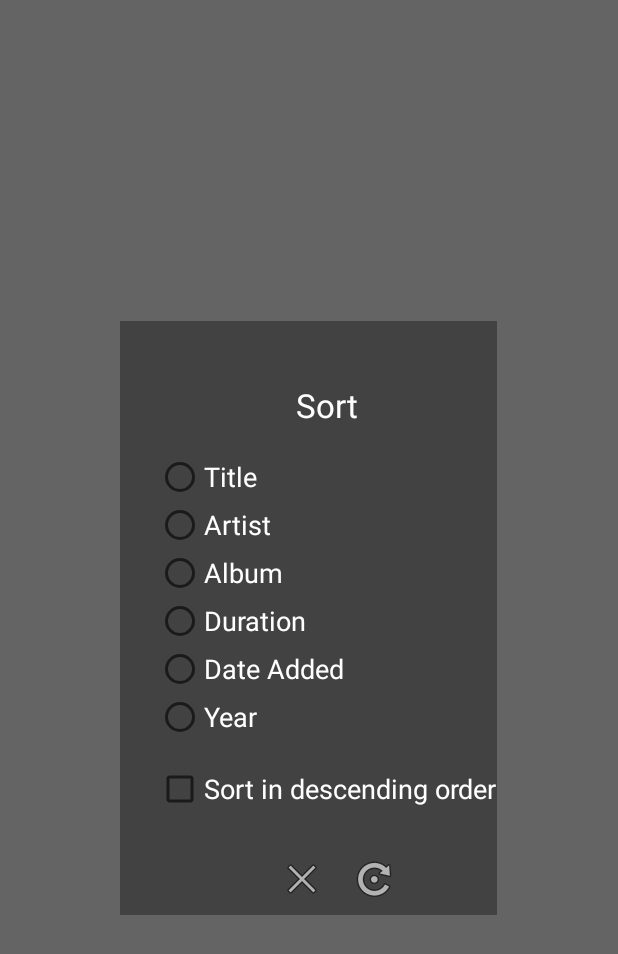
After one commit to kailash09dabhi/KD-MusicPlayer, an Android app: the fragment SortDialogFragment shown on its own in the app's theme, on a phone screen of 412 x 824 dp. The commit adds this screen. Shown: the top 954 px of the screen. Run offline under Robolectric (Android 15) with nearby library versions, the phone set to English and light mode, and no system bars; our stand-ins replace ButterKnife; 1 statement that could not run was skipped.

Commit message:
- sorting by artist, album, title, dateAdded, duration

```diff
--- a/mobile/src/main/java/com/kingbull/musicplayer/ui/addtoplaylist/AddToPlayListDialogFragment.java
+++ b/mobile/src/main/java/com/kingbull/musicplayer/ui/addtoplaylist/AddToPlayListDialogFragment.java
@@ -73,7 +73,7 @@ public final class AddToPlayListDialogFragment extends DialogFragment
   @Nullable @Override
   public View onCreateView(LayoutInflater inflater, @Nullable ViewGroup container,
       @Nullable Bundle savedInstanceState) {
-    return inflater.inflate(R.layout.fragment_add_to_playlist, null);
+    return inflater.inflate(R.layout.dialog_add_to_playlist, null);
   }
 
   @Override public void onViewCreated(View view, @Nullable Bundle savedInstanceState) {
--- /dev/null
+++ b/mobile/src/main/java/com/kingbull/musicplayer/ui/sorted/SortDialogFragment.java
@@ -0,0 +1,72 @@
+package com.kingbull.musicplayer.ui.sorted;
+
+import android.graphics.Color;
+import android.graphics.drawable.ColorDrawable;
+import android.os.Bundle;
+import android.support.annotation.Nullable;
+import android.support.v4.app.DialogFragment;
+import android.view.LayoutInflater;
+import android.view.View;
+import android.view.ViewGroup;
+import android.view.Window;
+import android.widget.CheckBox;
+import android.widget.RadioButton;
+import butterknife.BindView;
+import butterknife.ButterKnife;
+import butterknife.OnClick;
+import com.kingbull.musicplayer.R;
+import com.kingbull.musicplayer.RxBus;
+import com.kingbull.musicplayer.event.SortEvent;
+
+/**
+ * @author Kailash Dabhi
+ * @date 11/27/2016.
+ */
+
+public final class SortDialogFragment extends DialogFragment {
+  @BindView(R.id.titleRadioButton) RadioButton titleRadioButton;
+  @BindView(R.id.artistRadioButton) RadioButton artistRadioButton;
+  @BindView(R.id.albumRadioButton) RadioButton albumRadioButton;
+  @BindView(R.id.durationRadioButton) RadioButton durationRadioButton;
+  @BindView(R.id.dateAddedRadioButton) RadioButton dateAddedRadioButton;
+  @BindView(R.id.yearRadioButton) RadioButton yearRadioButton;
+
+  @BindView(R.id.sortInDescendingCheckbox) CheckBox sortInDescendingCheckbox;
+
+  @OnClick(R.id.doneButton) void onDoneClick() {
+    boolean sortInAscending = !sortInDescendingCheckbox.isChecked();
+    @SortEvent.SortBy int sortBy = 0;
+    if (titleRadioButton.isChecked()) {
+      sortBy = SortEvent.SortBy.TITLE;
+    } else if (artistRadioButton.isChecked()) {
+      sortBy = SortEvent.SortBy.ARTIST;
+    } else if (albumRadioButton.isChecked()) {
+      sortBy = SortEvent.SortBy.ALBUM;
+    } else if (durationRadioButton.isChecked()) {
+      sortBy = SortEvent.SortBy.DURATION;
+    } else if (dateAddedRadioButton.isChecked()) {
+      sortBy = SortEvent.SortBy.DATE_ADDED;
+    } else if (yearRadioButton.isChecked()) {
+      sortBy = SortEvent.SortBy.YEAR;
+    }
+    RxBus.getInstance().post(new SortEvent(sortBy, sortInAscending));
+    dismiss();
+  }
+
+  @OnClick(R.id.closeButton) void onCloseClick() {
+    dismiss();
+  }
+
+  @Nullable @Override
+  public View onCreateView(LayoutInflater inflater, @Nullable ViewGroup container,
+      @Nullable Bundle savedInstanceState) {
+    return inflater.inflate(R.layout.dialog_sort, null);
+  }
+
+  @Override public void onViewCreated(View view, @Nullable Bundle savedInstanceState) {
+    super.onViewCreated(view, savedInstanceState);
+    ButterKnife.bind(this, view);
+    getDialog().getWindow().requestFeature(Window.FEATURE_NO_TITLE);
+    getDialog().getWindow().setBackgroundDrawable(new ColorDrawable(Color.TRANSPARENT));
+  }
+}
--- /dev/null
+++ b/mobile/src/main/res/layout/dialog_sort.xml
@@ -0,0 +1,89 @@
+<?xml version="1.0" encoding="utf-8"?>
+<LinearLayout xmlns:android="http://schemas.android.com/apk/res/android"
+    android:id="@+id/playlistsView"
+    android:layout_width="match_parent"
+    android:layout_height="match_parent"
+    android:background="#55000000"
+    android:orientation="vertical"
+    android:paddingLeft="?android:attr/listPreferredItemPaddingLeft"
+    android:paddingTop="?android:attr/listPreferredItemPaddingLeft">
+
+  <TextView
+      android:layout_width="match_parent"
+      android:layout_height="wrap_content"
+      android:gravity="center"
+      android:minHeight="?listPreferredItemHeight"
+      android:text="Sort"
+      style="@style/AppTheme.TextAppearance.Title"/>
+  <RadioGroup
+      android:layout_width="match_parent"
+      android:layout_height="wrap_content">
+    <RadioButton
+        android:id="@+id/titleRadioButton"
+        android:layout_width="wrap_content"
+        android:layout_height="wrap_content"
+        android:text="Title"
+        style="@style/AppTheme.TextAppearance.List.Medium"/>
+    <RadioButton
+        android:id="@+id/artistRadioButton"
+        android:layout_width="wrap_content"
+        android:layout_height="wrap_content"
+        android:text="Artist"
+        style="@style/AppTheme.TextAppearance.List.Medium"/>
+    <RadioButton
+        android:id="@+id/albumRadioButton"
+        android:layout_width="wrap_content"
+        android:layout_height="wrap_content"
+        android:text="Album"
+        style="@style/AppTheme.TextAppearance.List.Medium"/>
+    <RadioButton
+        android:id="@+id/durationRadioButton"
+        android:layout_width="wrap_content"
+        android:layout_height="wrap_content"
+        android:text="Duration"
+        style="@style/AppTheme.TextAppearance.List.Medium"/>
+    <RadioButton
+        android:id="@+id/dateAddedRadioButton"
+        android:layout_width="wrap_content"
+        android:layout_height="wrap_content"
+        android:text="Date Added"
+        style="@style/AppTheme.TextAppearance.List.Medium"/>
+    <RadioButton
+        android:id="@+id/yearRadioButton"
+        android:layout_width="wrap_content"
+        android:layout_height="wrap_content"
+        android:text="Year"
+        style="@style/AppTheme.TextAppearance.List.Medium"/>
+  </RadioGroup>
+  <CheckBox
+      android:id="@+id/sortInDescendingCheckbox"
+      android:layout_width="wrap_content"
+      android:layout_height="wrap_content"
+      android:layout_marginTop="16dp"
+      android:text="Sort in descending order"
+      style="@style/AppTheme.TextAppearance.List.Medium"/>
+  <LinearLayout
+      android:layout_width="wrap_content"
+      android:layout_height="wrap_content"
+      android:layout_gravity="center_horizontal"
+      android:layout_marginTop="20dp"
+      android:orientation="horizontal">
+
+    <ImageView
+        android:id="@+id/closeButton"
+        android:layout_width="wrap_content"
+        android:layout_height="wrap_content"
+        android:layout_marginLeft="16dp"
+        android:padding="8dp"
+        android:src="@android:drawable/ic_menu_close_clear_cancel"/>
+
+    <ImageView
+        android:id="@+id/doneButton"
+        android:layout_width="wrap_content"
+        android:layout_height="wrap_content"
+        android:padding="8dp"
+        android:src="@android:drawable/ic_menu_rotate"/>
+  </LinearLayout>
+
+
+</LinearLayout>
```
Also changed, not shown: mobile/src/main/java/com/kingbull/musicplayer/event/SortEvent.java (added, +35 -0 lines), mobile/src/main/java/com/kingbull/musicplayer/ui/main/categories/all/AllSongs.java (+8 -0 lines), mobile/src/main/java/com/kingbull/musicplayer/ui/main/categories/all/AllSongsFragment.java (+33 -0 lines), mobile/src/main/java/com/kingbull/musicplayer/ui/main/categories/all/AllSongsPresenter.java (+65 -0 lines), mobile/src/main/java/com/kingbull/musicplayer/ui/main/categories/all/SongMenu.java (+8 -4 lines), mobile/src/main/res/layout/dialog_add_to_playlist.xml (renamed from mobile/src/main/res/layout/fragment_add_to_playlist.xml).
